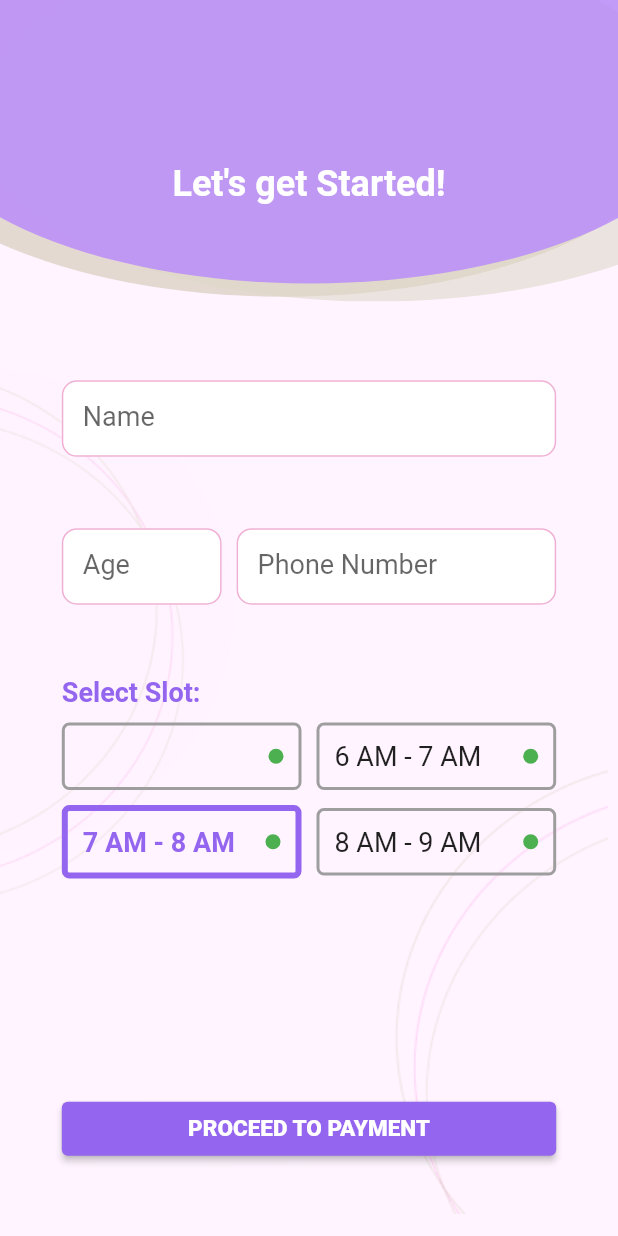
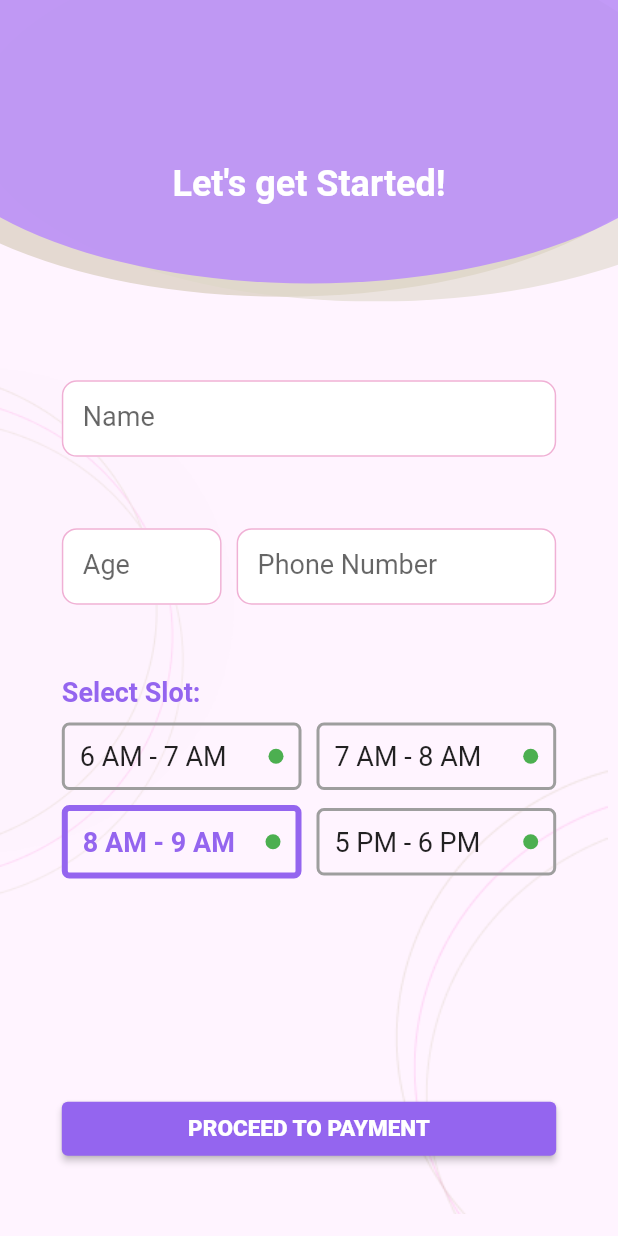
Before and after one commit to AthulJohn/yogaapp-frontend, a Flutter app: the RegisterPage screen opened directly, on a phone screen of 412 x 824 dp. Run offline on Flutter 3.47's test engine with Material 2 defaults, Android fonts, the light colour scheme and no system bars; our stand-ins replace flutter_svg; network calls fail.

Commit message:
minor changes

```diff
--- a/lib/interface/screens/register_form/slot_button.dart
+++ b/lib/interface/screens/register_form/slot_button.dart
@@ -45,7 +45,7 @@ class SlotButton extends StatelessWidget {
         child: Row(
           mainAxisAlignment: MainAxisAlignment.spaceBetween,
           children: [
-            Text(slotsTime[slot - 1] ?? "",
+            Text(slotsTime[slot] ?? "",
                 style: slot == 3
                     ? AppTextStyles.radioTextSelected
                     : AppTextStyles.radioText),
```
